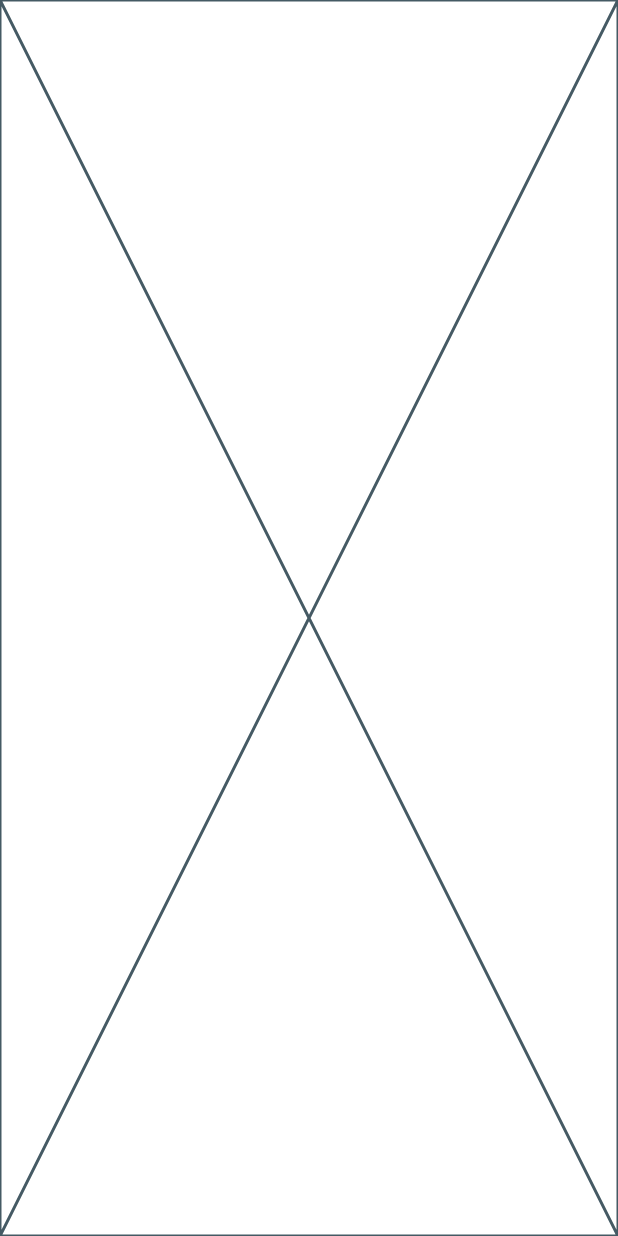
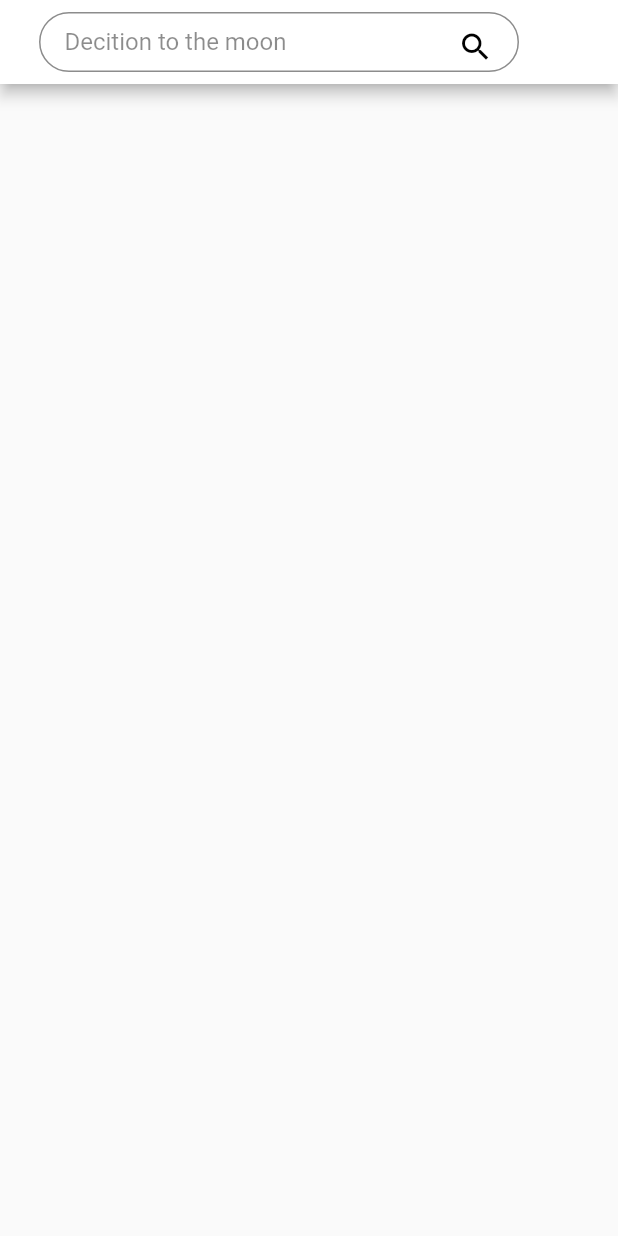
Before and after one commit to bekzod14/terrabaytuz, a Flutter app: the screen it shows after launch, on a phone screen of 412 x 824 dp. Run offline on Flutter 3.47's test engine with Material 2 defaults, Android fonts, the phone set to English and light mode, and no system bars; our stand-ins replace dio, get_it.

```diff
--- a/lib/pages/home_page.dart
+++ b/lib/pages/home_page.dart
@@ -1,7 +1,10 @@
+import 'package:flutter/material.dart';
 import 'package:flutter/widgets.dart';
 import 'package:terrabayt_uz/api/news_api.dart';
+import 'package:terrabayt_uz/app/app_colors.dart';
 import 'package:terrabayt_uz/data/models/category_data.dart';
 import 'package:terrabayt_uz/di/di_module.dart';
+import 'package:terrabayt_uz/pages/widgets/search.dart';
 
 class HomePage extends StatefulWidget {
   const HomePage({Key? key}) : super(key: key);
@@ -36,6 +39,15 @@ class _HomePageState extends State<HomePage> {
 
   @override
   Widget build(BuildContext context) {
-    return const Placeholder();
+    return Scaffold(
+      appBar: showAppBar()
+    );
+  }
+
+  showAppBar() {
+    return AppBar(
+      backgroundColor: Colors.white,
+      title: SearchWidget(),
+    );
   }
 }
--- /dev/null
+++ b/lib/pages/widgets/search.dart
@@ -0,0 +1,73 @@
+import 'package:flutter/cupertino.dart';
+import 'package:flutter/material.dart';
+import 'package:terrabayt_uz/app/app_colors.dart';
+
+class SearchWidget extends StatefulWidget {
+  @override
+  State<StatefulWidget> createState() {
+    return SearchPageState();
+  }
+}
+
+class SearchPageState extends State<SearchWidget> {
+  bool isOpened = false;
+
+  void onTapSearch() {
+    setState(() {
+      isOpened = !isOpened;
+    });
+  }
+
+  @override
+  Widget build(BuildContext context) {
+    return Padding(
+      padding:
+          const EdgeInsets.only(left: 10.0, right: 50.0, top: 10, bottom: 10),
+      child: Container(
+        height: 40,
+        decoration: BoxDecoration(
+            color: Colors.white,
+            borderRadius: BorderRadius.all(Radius.circular(60)),
+            border: Border.all(color: Colors.black45)),
+        child: showSearchView(),
+      ),
+    );
+  }
+
+  showSearchView() {
+    return GestureDetector(
+      onTap: onTapSearch,
+      child: Padding(
+        padding: const EdgeInsets.only(left: 16, right: 16),
+        child: isOpened ? showOpenedWidget() : showClosedWidgets(),
+      ),
+    );
+  }
+
+  showOpenedWidget() {
+    return const TextField(
+      decoration: InputDecoration(border: InputBorder.none),
+      cursorColor: Colors.black,
+      autofocus: true,
+    );
+  }
+
+  showClosedWidgets() {
+    return Row(children: const [
+      Expanded(
+        child: Text(
+          "Decition to the moon",
+          style: TextStyle(
+              fontWeight: FontWeight.w400, fontSize: 16, color: Colors.black45),
+        ),
+      ),
+      SizedBox(
+        height: 17,
+        child: Icon(
+          Icons.search,
+          color: Colors.black,
+        ),
+      )
+    ]);
+  }
+}
--- a/pubspec.yaml
+++ b/pubspec.yaml
@@ -6,7 +6,7 @@ publish_to: 'none' # Remove this line if you wish to publish to pub.dev
 version: 1.0.0+1
 
 environment:
-  sdk: '>=3.0.0-218.0.dev <4.0.0'
+  sdk: '>=2.19.1 <3.0.0'
 
 dependencies:
   flutter:
```
Also changed, not shown: lib/app/app_colors.dart (added, +8 -0 lines), lib/pages/widgets/item_news.dart (added, +35 -0 lines), pubspec.lock.
